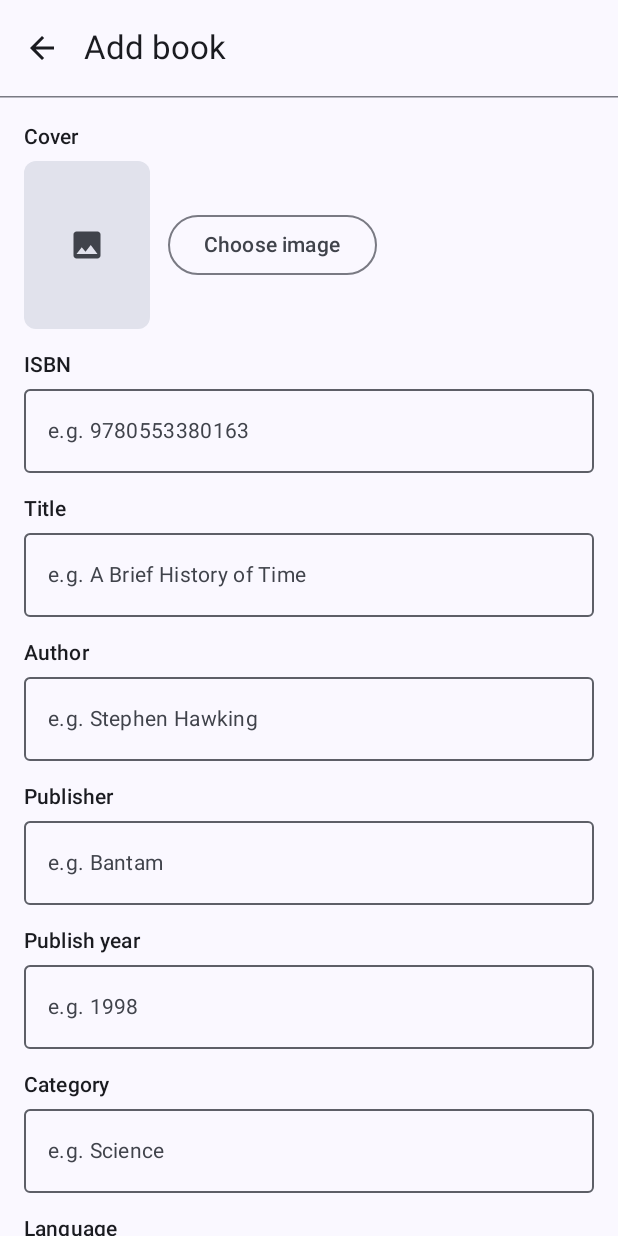
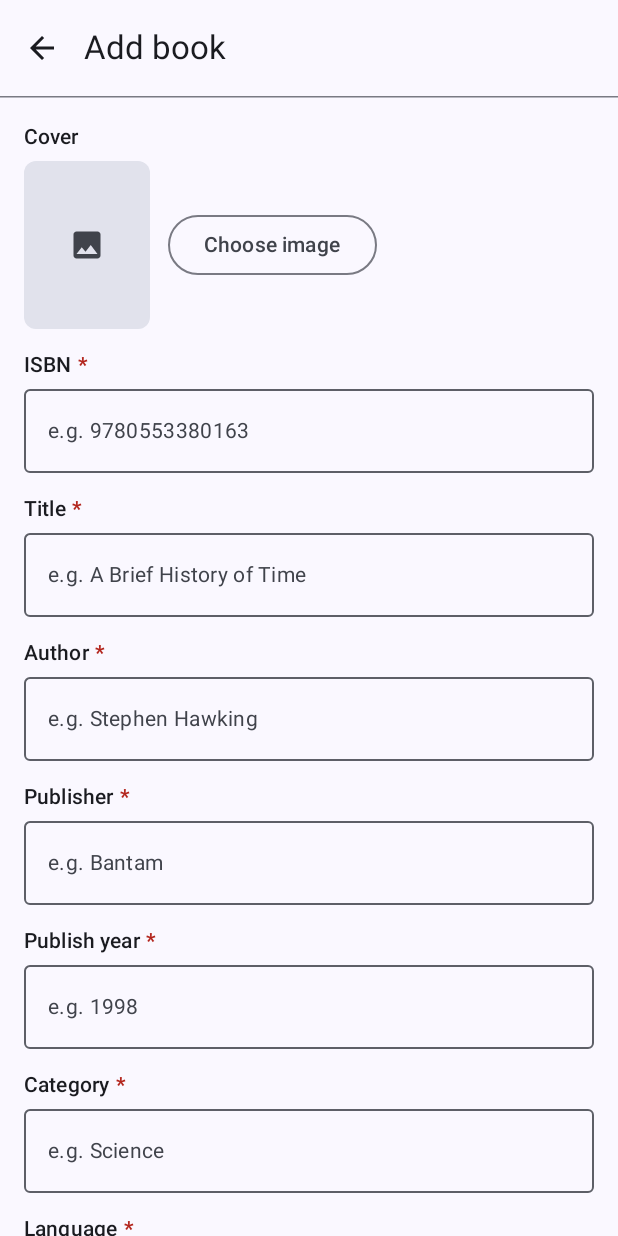
Before and after one commit to Vick-moo/Library_System, an Android app built with Jetpack Compose: the screen it shows after launch (MainActivity), after a tap on "Add book", on a phone screen of 412 x 824 dp. Run offline under Robolectric (Android 15) with nearby library versions, the phone set to English and light mode, and no system bars; libraries missing offline, so code that uses them is left out: io.github.jan.supabase; 20 statements that could not run were skipped.

Commit message:
M1 fixes: reset form draft on entry, required markers, stricter validation, remove bell, working See all

```diff
--- a/app/src/main/java/com/example/librarysystem/MainActivity.kt
+++ b/app/src/main/java/com/example/librarysystem/MainActivity.kt
@@ -27,6 +27,7 @@ import com.example.librarysystem.ui.auth.RegisterScreen
 import com.example.librarysystem.ui.auth.VerifyScreen
 import com.example.librarysystem.ui.books.BookDetailScreen
 import com.example.librarysystem.ui.books.BooksScreen
+import com.example.librarysystem.ui.books.CategoryScreen
 import com.example.librarysystem.ui.manage.BookFormScreen
 import com.example.librarysystem.ui.manage.BookManageScreen
 import com.example.librarysystem.ui.manage.CopyEditScreen
@@ -58,6 +59,9 @@ fun AppRoot(authVm: AuthViewModel = viewModel()) {
     var stack by remember { mutableStateOf(listOf("home")) }
     var selectedBookId by remember { mutableStateOf<String?>(null) }
     var selectedCopyId by remember { mutableStateOf<String?>(null) }
+    var selectedCategory by remember { mutableStateOf<String?>(null) }
+    /** Bumped on every form entry so a fresh ViewModel is created (no stale draft). */
+    var formSeq by remember { mutableStateOf(0) }
     var pendingRoute by remember { mutableStateOf<String?>(null) }
     var staffMode by remember { mutableStateOf(false) }
     val current = stack.last()
@@ -96,7 +100,7 @@ fun AppRoot(authVm: AuthViewModel = viewModel()) {
     // Full-screen form pages hide the bottom bar so the keyboard never leaves a dead block above it.
     val hideBottomBar = inAuth || current in setOf(
         "manage-add", "manage-edit", "manage-copies",
-        "manage-copy-edit", "manage-book"
+        "manage-copy-edit", "manage-book", "category"
     )
     Scaffold(
         bottomBar = {
@@ -138,8 +142,19 @@ fun AppRoot(authVm: AuthViewModel = viewModel()) {
             when (current) {
                 "home" -> HomeScreen(
                     authKey = authVm.loggedInEmail ?: "guest",
-                    onOpenBook = ::openBook
+                    onOpenBook = ::openBook,
+                    onSeeAll = { cat ->
+                        selectedCategory = cat
+                        go("category")
+                    }
                 )
+                "category" -> selectedCategory?.let { cat ->
+                    CategoryScreen(
+                        category = cat,
+                        onBack = ::back,
+                        onOpenBook = ::openBook
+                    )
+                }
                 "login" -> LoginScreen(
                     vm = authVm,
                     onLoggedIn = {
@@ -181,7 +196,10 @@ fun AppRoot(authVm: AuthViewModel = viewModel()) {
                     )
                 }
                 "manage" -> ManageScreen(
-                    onAddBook = { go("manage-add") },
+                    onAddBook = {
+                        formSeq++
+                        go("manage-add")
+                    },
                     onOpenBook = { id ->
                         selectedBookId = id
                         go("manage-book")
@@ -191,7 +209,10 @@ fun AppRoot(authVm: AuthViewModel = viewModel()) {
                     BookManageScreen(
                         bookId = id,
                         onBack = ::back,
-                        onEditBook = { go("manage-edit") },
+                        onEditBook = {
+                            formSeq++
+                            go("manage-edit")
+                        },
                         onAddCopy = {
                             selectedCopyId = null
                             go("manage-copy-edit")
@@ -212,12 +233,14 @@ fun AppRoot(authVm: AuthViewModel = viewModel()) {
                 }
                 "manage-add" -> BookFormScreen(
                     bookId = null,
+                    formKey = formSeq,
                     onBack = ::back,
                     onSaved = { back() }
                 )
                 "manage-edit" -> selectedBookId?.let { id ->
                     BookFormScreen(
                         bookId = id,
+                        formKey = formSeq,
                         onBack = ::back,
                         onSaved = { back() }
                     )
--- a/app/src/main/java/com/example/librarysystem/ui/components/FormField.kt
+++ b/app/src/main/java/com/example/librarysystem/ui/components/FormField.kt
@@ -1,6 +1,7 @@
 package com.example.librarysystem.ui.components
 
 import androidx.compose.foundation.layout.Column
+import androidx.compose.foundation.layout.Row
 import androidx.compose.foundation.layout.Spacer
 import androidx.compose.foundation.layout.fillMaxWidth
 import androidx.compose.foundation.layout.height
@@ -29,14 +30,25 @@ fun LabeledField(
     maxLength: Int = 200,
     keyboard: KeyboardType = KeyboardType.Text,
     readOnly: Boolean = false,
+    required: Boolean = false,
     modifier: Modifier = Modifier
 ) {
     Column(modifier.fillMaxWidth()) {
-        Text(
-            label,
-            style = MaterialTheme.typography.labelLarge,
-            fontWeight = FontWeight.SemiBold
-        )
+        Row {
+            Text(
+                label,
+                style = MaterialTheme.typography.labelLarge,
+                fontWeight = FontWeight.SemiBold
+            )
+            if (required) {
+                Text(
+                    " *",
+                    style = MaterialTheme.typography.labelLarge,
+                    fontWeight = FontWeight.Bold,
+                    color = MaterialTheme.colorScheme.error
+                )
+            }
+        }
         Spacer(Modifier.height(6.dp))
         OutlinedTextField(
             value = value,
--- a/app/src/main/java/com/example/librarysystem/ui/components/LibraryComponents.kt
+++ b/app/src/main/java/com/example/librarysystem/ui/components/LibraryComponents.kt
@@ -131,16 +131,6 @@ fun SearchTopBar(
             maxLines = 1,
             modifier = Modifier.weight(1f).height(56.dp)
         )
-        IconButton(onClick = {}) {
-            Box(contentAlignment = Alignment.TopEnd) {
-                Icon(Icons.Filled.Notifications, contentDescription = "Notifications")
-                Box(
-                    Modifier.size(8.dp).clip(CircleShape)
-                        .background(MaterialTheme.colorScheme.error)
-                        .align(Alignment.TopEnd)
-                )
-            }
-        }
     }
 }
 
@@ -376,8 +366,12 @@ fun CategoryRow(
         ) {
             Text(title, style = MaterialTheme.typography.titleSmall,
                 fontWeight = FontWeight.SemiBold)
-            Text("See all >", style = MaterialTheme.typography.labelMedium,
-                color = MaterialTheme.colorScheme.onSurfaceVariant)
+            Text(
+                "See all >",
+                style = MaterialTheme.typography.labelMedium,
+                color = MaterialTheme.colorScheme.onSurfaceVariant,
+                modifier = Modifier.clickable { onSeeAll() }
+            )
         }
         LazyRow(
             horizontalArrangement = Arrangement.spacedBy(12.dp),
--- a/app/src/main/java/com/example/librarysystem/ui/home/HomeScreen.kt
+++ b/app/src/main/java/com/example/librarysystem/ui/home/HomeScreen.kt
@@ -34,7 +34,8 @@ import com.example.librarysystem.ui.components.applyBookFilter
 fun HomeScreen(
     vm: BooksViewModel = viewModel(),
     authKey: String = "guest",
-    onOpenBook: (String) -> Unit = {}
+    onOpenBook: (String) -> Unit = {},
+    onSeeAll: (String) -> Unit = {}
 ) {
     var displayName by remember(authKey) { mutableStateOf<String?>(null) }
     LaunchedEffect(authKey) {
@@ -88,6 +89,7 @@ fun HomeScreen(
                                 title = cat,
                                 books = list,
                                 ratings = vm.ratings,
+                                onSeeAll = { onSeeAll(cat) },
                                 onBookClick = { onOpenBook(it.id) }
                             )
                         }
--- a/app/src/main/java/com/example/librarysystem/ui/manage/BookFormScreen.kt
+++ b/app/src/main/java/com/example/librarysystem/ui/manage/BookFormScreen.kt
@@ -60,9 +60,12 @@ import com.example.librarysystem.ui.components.LibraryTopAppBar
 @Composable
 fun BookFormScreen(
     bookId: String?,
+    formKey: Int,
     onBack: () -> Unit,
     onSaved: () -> Unit,
-    vm: BookFormViewModel = viewModel(key = bookId ?: "new") { BookFormViewModel(bookId) }
+    vm: BookFormViewModel = viewModel(key = "bookform-${bookId ?: "new"}-$formKey") {
+        BookFormViewModel(bookId)
+    }
 ) {
     var showDiscard by rememberSaveable { mutableStateOf(false) }
     var showArchive by rememberSaveable { mutableStateOf(false) }
@@ -165,6 +168,7 @@ fun BookFormScreen(
                     value = vm.isbn,
                     onValueChange = { vm.update("isbn", it) },
                     placeholder = "e.g. 9780553380163",
+                    required = true,
                     maxLength = 20,
                     readOnly = vm.isEdit,
                     keyboard = KeyboardType.Number
@@ -176,6 +180,7 @@ fun BookFormScreen(
                     value = vm.title,
                     onValueChange = { vm.update("title", it) },
                     placeholder = "e.g. A Brief History of Time",
+                    required = true,
                     maxLength = 200
                 )
             }
@@ -185,6 +190,7 @@ fun BookFormScreen(
                     value = vm.author,
                     onValueChange = { vm.update("author", it) },
                     placeholder = "e.g. Stephen Hawking",
+                    required = true,
                     maxLength = 120
                 )
             }
@@ -194,6 +200,7 @@ fun BookFormScreen(
                     value = vm.publisher,
                     onValueChange = { vm.update("publisher", it) },
                     placeholder = "e.g. Bantam",
+                    required = true,
                     maxLength = 120
                 )
             }
@@ -203,6 +210,7 @@ fun BookFormScreen(
                     value = vm.publishYear,
                     onValueChange = { vm.update("year", it) },
                     placeholder = "e.g. 1998",
+                    required = true,
                     maxLength = 4,
                     keyboard = KeyboardType.Number
                 )
@@ -213,6 +221,7 @@ fun BookFormScreen(
                     value = vm.category,
                     onValueChange = { vm.update("category", it) },
                     placeholder = "e.g. Science",
+                    required = true,
                     maxLength = 50
                 )
             }
@@ -222,6 +231,7 @@ fun BookFormScreen(
                     value = vm.language,
                     onValueChange = { vm.update("language", it) },
                     placeholder = "e.g. English",
+                    required = true,
                     maxLength = 50
                 )
             }
@@ -231,6 +241,7 @@ fun BookFormScreen(
                     value = vm.pages,
                     onValueChange = { vm.update("pages", it) },
                     placeholder = "e.g. 212",
+                    required = true,
                     maxLength = 6,
                     keyboard = KeyboardType.Number
                 )
@@ -241,6 +252,7 @@ fun BookFormScreen(
                     value = vm.price,
                     onValueChange = { vm.update("price", it) },
                     placeholder = "e.g. 45.90",
+                    required = true,
                     maxLength = 10,
                     keyboard = KeyboardType.Decimal
                 )
@@ -251,6 +263,7 @@ fun BookFormScreen(
                     value = vm.description,
                     onValueChange = { vm.update("description", it) },
                     placeholder = "e.g. Short summary of the book…",
+                    required = true,
                     singleLine = false,
                     maxLines = 10,
                     maxLength = 1000
@@ -270,6 +283,7 @@ fun BookFormScreen(
                         value = vm.copyCount,
                         onValueChange = { vm.update("copies", it) },
                         placeholder = "e.g. 1",
+                        required = true,
                         maxLength = 3,
                         keyboard = KeyboardType.Number
                     )
@@ -280,6 +294,7 @@ fun BookFormScreen(
                         value = vm.shelfLocation,
                         onValueChange = { vm.update("shelf", it) },
                         placeholder = "e.g. B-12",
+                        required = true,
                         maxLength = 30
                     )
                 }
```
Also changed, not shown: app/src/main/java/com/example/librarysystem/ui/books/CategoryScreen.kt (added, +182 -0 lines), app/src/main/java/com/example/librarysystem/ui/manage/BookFormViewModel.kt (+12 -5 lines).
